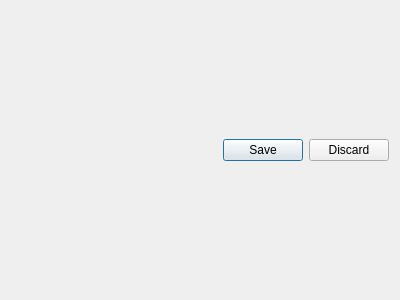
The window that UI/settings.ui (LewisMojica/3DPricing) describes before a commit, drawn with Qt 5.
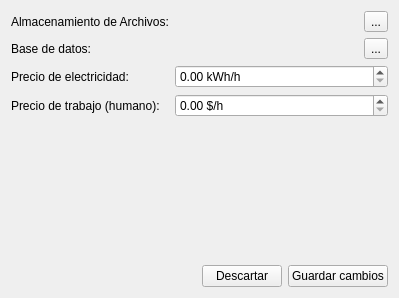
The same window after the commit.

Commit message: Se crea widget de configuración

What changed in the file:
```diff
--- a/UI/settings.ui
+++ b/UI/settings.ui
@@ -6,8 +6,8 @@
    <rect>
     <x>0</x>
     <y>0</y>
-    <width>400</width>
-    <height>300</height>
+    <width>399</width>
+    <height>298</height>
    </rect>
   </property>
   <property name="windowTitle">
@@ -15,14 +15,135 @@
   </property>
   <layout class="QVBoxLayout" name="verticalLayout">
    <item>
-    <layout class="QFormLayout" name="formLayout"/>
+    <layout class="QFormLayout" name="formLayout">
+     <item row="0" column="0">
+      <widget class="QLabel" name="almacenamientoDeArchivosLabel">
+       <property name="text">
+        <string>Almacenamiento de Archivos:</string>
+       </property>
+      </widget>
+     </item>
+     <item row="0" column="1">
+      <layout class="QHBoxLayout" name="horizontalLayout_3">
+       <item>
+        <widget class="QLabel" name="label_2">
+         <property name="text">
+          <string/>
+         </property>
+         <property name="alignment">
+          <set>Qt::AlignRight|Qt::AlignTrailing|Qt::AlignVCenter</set>
+         </property>
+        </widget>
+       </item>
+       <item>
+        <widget class="QToolButton" name="toolButton_2">
+         <property name="text">
+          <string>...</string>
+         </property>
+        </widget>
+       </item>
+      </layout>
+     </item>
+     <item row="1" column="0">
+      <widget class="QLabel" name="baseDeDatosLabel">
+       <property name="text">
+        <string>Base de datos:</string>
+       </property>
+      </widget>
+     </item>
+     <item row="1" column="1">
+      <layout class="QHBoxLayout" name="horizontalLayout">
+       <item>
+        <widget class="QLabel" name="label">
+         <property name="text">
+          <string/>
+         </property>
+         <property name="alignment">
+          <set>Qt::AlignRight|Qt::AlignTrailing|Qt::AlignVCenter</set>
+         </property>
+        </widget>
+       </item>
+       <item>
+        <widget class="QToolButton" name="toolButton">
+         <property name="text">
+          <string>...</string>
+         </property>
+        </widget>
+       </item>
+      </layout>
+     </item>
+     <item row="2" column="0">
+      <widget class="QLabel" name="precioDeElectricidadLabel">
+       <property name="text">
+        <string>Precio de electricidad:</string>
+       </property>
+      </widget>
+     </item>
+     <item row="2" column="1">
+      <widget class="QDoubleSpinBox" name="doubleSpinBox">
+       <property name="prefix">
+        <string/>
+       </property>
+       <property name="suffix">
+        <string> kWh/h</string>
+       </property>
+       <property name="maximum">
+        <double>99999999.989999994635582</double>
+       </property>
+       <property name="singleStep">
+        <double>0.010000000000000</double>
+       </property>
+      </widget>
+     </item>
+     <item row="3" column="0">
+      <widget class="QLabel" name="precioDeTrabajoHumanoLabel">
+       <property name="text">
+        <string>Precio de trabajo (humano):</string>
+       </property>
+      </widget>
+     </item>
+     <item row="3" column="1">
+      <widget class="QDoubleSpinBox" name="precioDeTrabajoHumanoDoubleSpinBox">
+       <property name="suffix">
+        <string> $/h</string>
+       </property>
+       <property name="maximum">
+        <double>99999999.000000000000000</double>
+       </property>
+      </widget>
+     </item>
+    </layout>
    </item>
    <item>
-    <widget class="QDialogButtonBox" name="buttonBox">
-     <property name="standardButtons">
-      <set>QDialogButtonBox::Discard|QDialogButtonBox::Save</set>
-     </property>
-    </widget>
+    <layout class="QHBoxLayout" name="horizontalLayout_2">
+     <item>
+      <spacer name="horizontalSpacer">
+       <property name="orientation">
+        <enum>Qt::Horizontal</enum>
+       </property>
+       <property name="sizeHint" stdset="0">
+        <size>
+         <width>40</width>
+         <height>20</height>
+        </size>
+       </property>
+      </spacer>
+     </item>
+     <item>
+      <widget class="QPushButton" name="pushButton">
+       <property name="text">
+        <string>Descartar</string>
+       </property>
+      </widget>
+     </item>
+     <item>
+      <widget class="QPushButton" name="pushButton_2">
+       <property name="text">
+        <string>Guardar cambios</string>
+       </property>
+      </widget>
+     </item>
+    </layout>
    </item>
   </layout>
  </widget>
```
The commit also changes 4 other files.
